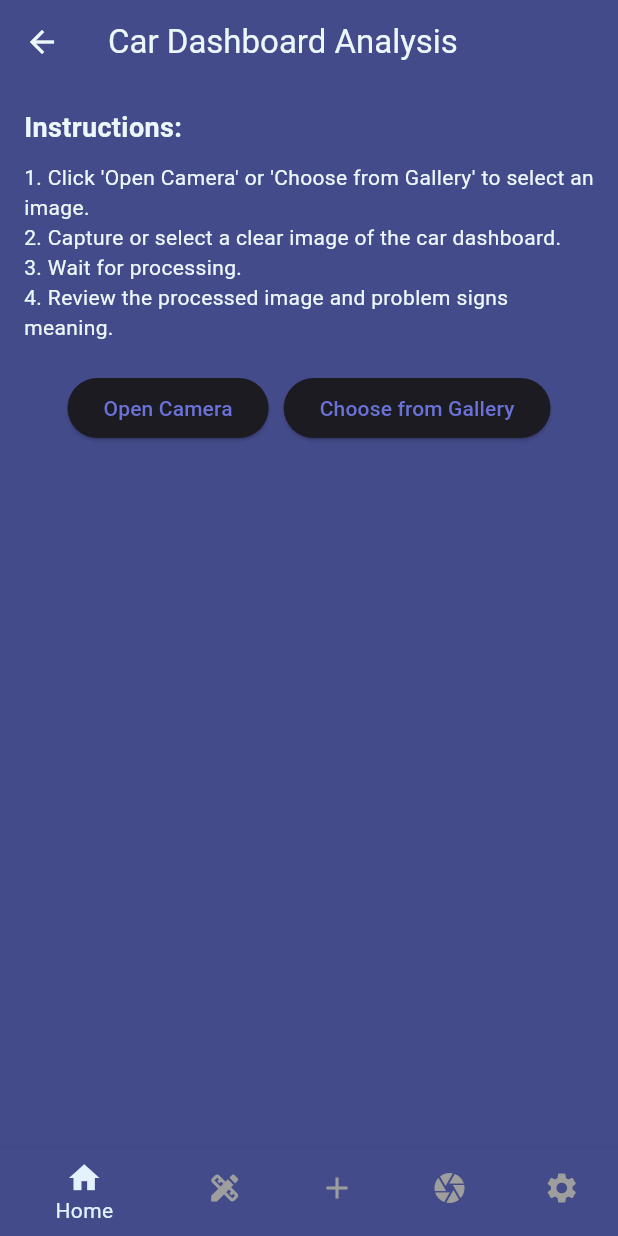
After one commit to codemanbh/Garagecom, a Flutter app: the CameraPage screen opened by its route, on a phone screen of 412 x 824 dp. The commit adds this screen. Run offline on Flutter 3.47's test engine with Material 3 defaults, Android fonts, the phone set to English and light mode, and no system bars; our stand-ins replace cookie_jar, dio, dio_cookie_manager, image_picker.

Commit message:
created the camera page and merged the profile and settings page

```diff
--- a/lib/components/CustomNavBar.dart
+++ b/lib/components/CustomNavBar.dart
@@ -18,7 +18,7 @@ class _CustomNavBarState extends State<CustomNavBar> {
     '/homePage',
     '/servicePage',
     '/createPostPage',
-    '/profilePage',
+    '/aiPage',
     '/settingsPage',
   ];
 
@@ -49,8 +49,8 @@ class _CustomNavBarState extends State<CustomNavBar> {
           label: 'Create',
         ),
         BottomNavigationBarItem(
-          icon: Icon(Icons.person),
-          label: 'Profile',
+          icon: Icon(Icons.camera),
+          label: 'Dashbourd',
         ),
         BottomNavigationBarItem(
           icon: Icon(Icons.settings),
--- a/lib/main.dart
+++ b/lib/main.dart
@@ -16,6 +16,7 @@ import './pages/ServicePage.dart';
 import './pages/SettingsPage.dart';
 import './pages/CreatePostPage.dart';
 import './pages/TestPage.dart';
+import './pages/CameraPage.dart';
 
 void main() {
   // list of providers
@@ -49,7 +50,8 @@ class MyApp extends StatelessWidget {
           '/servicePage': (context) => ServicePage(),
           '/settingsPage': (context) => SettingsPage(),
           '/createPostPage': (context) => CreatePostPage(),
-          '/testPage': (context) => TestPage()
+          '/testPage': (context) => TestPage(),
+          '/aiPage': (context) => CameraPage()
         });
   }
 }
--- /dev/null
+++ b/lib/pages/CameraPage.dart
@@ -0,0 +1,138 @@
+import 'dart:io';
+import 'package:flutter/material.dart';
+import 'package:image_picker/image_picker.dart';
+import '../components/CustomNavBar.dart';
+import 'dart:convert';
+import 'package:dio/dio.dart';
+import '../utils/EnvVars.dart';
+
+class CameraPage extends StatefulWidget {
+  @override
+  _CameraPageState createState() => _CameraPageState();
+}
+
+class _CameraPageState extends State<CameraPage> {
+  File? _image;
+  bool _isProcessing = false;
+  String problems = '';
+
+  Future<Response> uploadImage(File imageFile, String apiKey) async {
+    final String endpoint =
+        'https://detect.roboflow.com/detect-car-signals-svgxz/1';
+
+    // Read image bytes
+    final bytes = await imageFile.readAsBytes();
+
+    // Encode image to Base64
+    final base64Image = base64Encode(bytes);
+
+    // Initialize Dio
+    final dio = Dio();
+
+    try {
+      // Send POST request with Base64-encoded image
+      final response = await dio.post(
+        '$endpoint?api_key=$apiKey',
+        data: base64Image,
+        options: Options(
+          headers: {
+            HttpHeaders.contentTypeHeader: 'application/x-www-form-urlencoded',
+          },
+        ),
+      );
+
+      // Check for successful response
+      if (response.statusCode == 200) {
+        print('Upload successful: ${response.data}');
+        Map<String, dynamic> data = response.data;
+        // Now you can access the data as a Map
+        problems = '';
+        data['predictions'].forEach((x) => problems += x['class'] + '\n');
+
+        setState(() {});
+        // data['predictions'].map((x) => problems += x['class'] + ' ');
+        // print(data['key']);
+        ;
+
+        setState(() {});
+      } else {
+        print(
+            'Upload failed: ${response.statusCode} - ${response.statusMessage}');
+      }
+
+      return response;
+    } catch (e) {
+      print('Exception occurred: $e');
+      rethrow;
+    }
+  }
+
+  Future<void> _pickImage(ImageSource source) async {
+    final pickedFile = await ImagePicker().pickImage(source: source);
+    if (pickedFile != null) {
+      setState(() {
+        _isProcessing = true;
+      });
+
+      // await Future.delayed(Duration(seconds: 2)); // Simulating processing time
+
+      _image = File(pickedFile.path);
+      await uploadImage(_image!, Envvars.roboFlowApiKey);
+
+      _isProcessing = false;
+      setState(() {});
+    }
+  }
+
+  @override
+  Widget build(BuildContext context) {
+    return Scaffold(
+      appBar: AppBar(title: Text('Car Dashboard Analysis')),
+      bottomNavigationBar: CustomNavBar(),
+      body: SingleChildScrollView(
+        child: Padding(
+          padding: const EdgeInsets.all(16.0),
+          child: Column(
+            crossAxisAlignment: CrossAxisAlignment.start,
+            children: [
+              Text(
+                'Instructions:',
+                style: TextStyle(fontSize: 18, fontWeight: FontWeight.bold),
+              ),
+              SizedBox(height: 10),
+              Text(
+                  "1. Click 'Open Camera' or 'Choose from Gallery' to select an image."),
+              Text("2. Capture or select a clear image of the car dashboard."),
+              Text("3. Wait for processing."),
+              Text("4. Review the processed image and problem signs meaning."),
+              SizedBox(height: 20),
+              Row(
+                mainAxisAlignment: MainAxisAlignment.center,
+                children: [
+                  ElevatedButton(
+                    onPressed: () => _pickImage(ImageSource.camera),
+                    child: Text('Open Camera'),
+                  ),
+                  SizedBox(width: 10),
+                  ElevatedButton(
+                    onPressed: () => _pickImage(ImageSource.gallery),
+                    child: Text('Choose from Gallery'),
+                  ),
+                ],
+              ),
+              SizedBox(height: 20),
+              if (_isProcessing) Center(child: CircularProgressIndicator()),
+              if (_image != null && !_isProcessing) ...[
+                Center(child: Image.file(_image!, height: 250)),
+                SizedBox(height: 10),
+                Text(problems,
+                    style:
+                        TextStyle(fontSize: 16, fontWeight: FontWeight.w500)),
+              ]
+            ],
+          ),
+        ),
+      ),
+    );
+  }
+}
```
Also changed, not shown: lib/pages/ProfilePage.dart (+1 -39 lines), lib/pages/SettingsPage.dart (+36 -0 lines), 2 other files.
